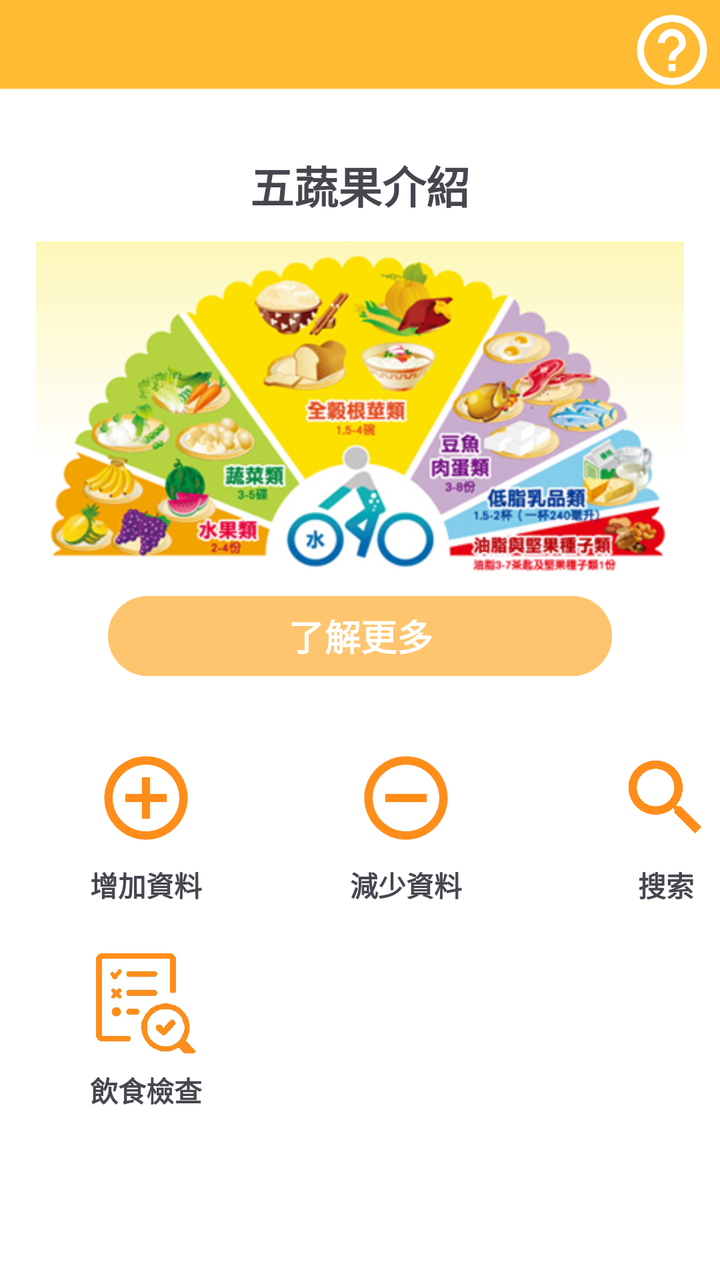
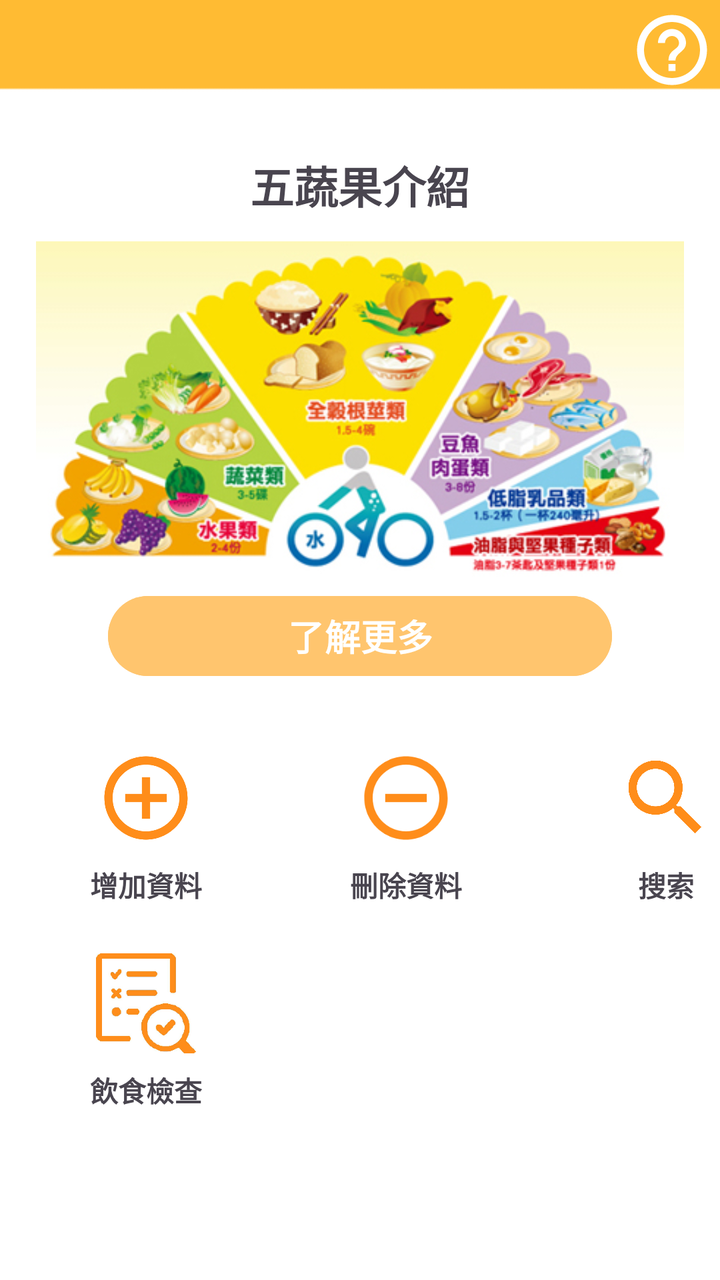

The first picture is an Android layout as it rendered before a commit; the second is the same layout after the commit. The layout source and the unified diff follow.
<!-- AndroidManifest.xml: application theme Theme.DEMO -->
<!-- res/layout/fragment_home.xml -->
<?xml version="1.0" encoding="utf-8"?>
<LinearLayout xmlns:android="http://schemas.android.com/apk/res/android"
    xmlns:app="http://schemas.android.com/apk/res-auto"
    xmlns:tools="http://schemas.android.com/tools"
    android:layout_width="match_parent"
    android:layout_height="match_parent"
    android:background="@drawable/img_3"
    android:orientation="vertical"
    tools:context=".FragmentHome">

    


    <androidx.constraintlayout.widget.ConstraintLayout
        android:layout_width="match_parent"
        android:layout_height="70dp">

        <ImageView
            android:id="@+id/help"
            android:layout_width="42dp"
            android:layout_height="44dp"
            android:layout_marginTop="3dp"
            android:src="@drawable/help"
            app:layout_constraintEnd_toEndOf="parent"
            app:layout_constraintHorizontal_bias="0.991"
            app:layout_constraintStart_toStartOf="parent"
            app:layout_constraintTop_toTopOf="parent" />
    </androidx.constraintlayout.widget.ConstraintLayout>

    <TextView
        android:id="@+id/textView2"
        android:layout_width="match_parent"
        android:layout_height="45dp"
        android:gravity="center"
        android:text="五蔬果介紹"
        android:textSize="22dp"
        android:textStyle="bold" />

    <ImageView
        android:id="@+id/imageView"
        android:layout_width="324dp"
        android:layout_height="179dp"
        android:layout_gravity="center"
        android:src="@drawable/flout" />

    <Button
        android:id="@+id/button"
        android:layout_width="252dp"
        android:layout_height="wrap_content"
        android:layout_gravity="center"
        android:backgroundTint="#FFC56E"
        android:text="了解更多"
        android:textSize="18dp"
        android:textStyle="bold" />

    <androidx.constraintlayout.widget.ConstraintLayout
        android:layout_width="match_parent"
        android:layout_height="match_parent">

        <TextView
            android:id="@+id/textView3"
            android:layout_width="wrap_content"
            android:layout_height="wrap_content"
            android:layout_marginTop="8dp"
            android:text="增加資料"
            android:textStyle="bold"
            app:layout_constraintEnd_toEndOf="@+id/add"
            app:layout_constraintStart_toStartOf="@+id/add"
            app:layout_constraintTop_toBottomOf="@+id/add" />

        <ImageView
            android:id="@+id/remove"
            android:layout_width="50dp"
            android:layout_height="50dp"
            android:layout_marginStart="80dp"
            android:src="@drawable/remove_circle"
            app:layout_constraintStart_toEndOf="@+id/add"
            app:layout_constraintTop_toTopOf="@+id/add" />

        <ImageView
            android:id="@+id/add"
            android:layout_width="50dp"
            android:layout_height="50dp"
            android:layout_marginStart="48dp"
            android:layout_marginTop="32dp"
            android:src="@drawable/add_circle"
            app:layout_constraintStart_toStartOf="parent"
            app:layout_constraintTop_toTopOf="parent" />

        <TextView
            android:id="@+id/textView4"
            android:layout_width="wrap_content"
            android:layout_height="wrap_content"
            android:layout_marginTop="8dp"
            android:text="減少資料"
            android:textStyle="bold"
            app:layout_constraintEnd_toEndOf="@+id/remove"
            app:layout_constraintStart_toStartOf="@+id/remove"
            app:layout_constraintTop_toBottomOf="@+id/remove" />

        <ImageView
            android:id="@+id/search"
            android:layout_width="50dp"
            android:layout_height="50dp"
            android:layout_marginStart="80dp"
            android:src="@drawable/baseline_search_24"
            app:layout_constraintStart_toEndOf="@+id/remove"
            app:layout_constraintTop_toTopOf="@+id/remove" />

        <TextView
            android:id="@+id/textView7"
            android:layout_width="wrap_content"
            android:layout_height="wrap_content"
            android:layout_marginTop="8dp"
            android:text="搜索"
            android:textStyle="bold"
            app:layout_constraintEnd_toEndOf="@+id/search"
            app:layout_constraintStart_toStartOf="@+id/search"
            app:layout_constraintTop_toBottomOf="@+id/search" />

        <ImageView
            android:id="@+id/inspection"
            android:layout_width="50dp"
            android:layout_height="50dp"
            android:layout_marginTop="24dp"
            android:src="@drawable/img02"
            app:layout_constraintEnd_toEndOf="@+id/textView3"
            app:layout_constraintStart_toStartOf="@+id/textView3"
            app:layout_constraintTop_toBottomOf="@+id/textView3" />

        <TextView
            android:id="@+id/textView8"
            android:layout_width="wrap_content"
            android:layout_height="wrap_content"
            android:layout_marginTop="8dp"
            android:text="飲食檢查"
            android:textStyle="bold"
            app:layout_constraintEnd_toEndOf="@+id/textView3"
            app:layout_constraintHorizontal_bias="1.0"
            app:layout_constraintStart_toStartOf="@+id/inspection"
            app:layout_constraintTop_toBottomOf="@+id/inspection" />
    </androidx.constraintlayout.widget.ConstraintLayout>


</LinearLayout>
<!-- resources referenced by this layout -->
<resources>
  <!-- drawable add_circle (drawable) -->
  <vector android:height="24dp" android:tint="#FF8D1A"
      android:viewportHeight="24" android:viewportWidth="24"
      android:width="24dp" xmlns:android="http://schemas.android.com/apk/res/android">
      <path android:fillColor="@android:color/white" android:pathData="M13,7h-2v4L7,11v2h4v4h2v-4h4v-2h-4L13,7zM12,2C6.48,2 2,6.48 2,12s4.48,10 10,10 10,-4.48 10,-10S17.52,2 12,2zM12,20c-4.41,0 -8,-3.59 -8,-8s3.59,-8 8,-8 8,3.59 8,8 -3.59,8 -8,8z"/>
  </vector>
  <!-- drawable baseline_search_24 (drawable) -->
  <vector android:height="24dp" android:tint="#FF8D1A"
      android:viewportHeight="24" android:viewportWidth="24"
      android:width="24dp" xmlns:android="http://schemas.android.com/apk/res/android">
      <path android:fillColor="@android:color/white" android:pathData="M15.5,14h-0.79l-0.28,-0.27C15.41,12.59 16,11.11 16,9.5 16,5.91 13.09,3 9.5,3S3,5.91 3,9.5 5.91,16 9.5,16c1.61,0 3.09,-0.59 4.23,-1.57l0.27,0.28v0.79l5,4.99L20.49,19l-4.99,-5zM9.5,14C7.01,14 5,11.99 5,9.5S7.01,5 9.5,5 14,7.01 14,9.5 11.99,14 9.5,14z"/>
  </vector>
  <!-- drawable flout: png bitmap (drawable, 171218 bytes) -->
  <!-- drawable help (drawable) -->
  <vector android:autoMirrored="true" android:height="24dp"
      android:tint="#FFFFFF" android:viewportHeight="24"
      android:viewportWidth="24" android:width="24dp" xmlns:android="http://schemas.android.com/apk/res/android">
      <path android:fillColor="@android:color/white" android:pathData="M11,18h2v-2h-2v2zM12,2C6.48,2 2,6.48 2,12s4.48,10 10,10 10,-4.48 10,-10S17.52,2 12,2zM12,20c-4.41,0 -8,-3.59 -8,-8s3.59,-8 8,-8 8,3.59 8,8 -3.59,8 -8,8zM12,6c-2.21,0 -4,1.79 -4,4h2c0,-1.1 0.9,-2 2,-2s2,0.9 2,2c0,2 -3,1.75 -3,5h2c0,-2.25 3,-2.5 3,-5 0,-2.21 -1.79,-4 -4,-4z"/>
  </vector>
  <!-- drawable img02: png bitmap (drawable, 102193 bytes) -->
  <!-- drawable img_3: png bitmap (drawable, 2198 bytes) -->
  <!-- drawable remove_circle (drawable) -->
  <vector android:height="24dp" android:tint="#FF8D1A"
      android:viewportHeight="24" android:viewportWidth="24"
      android:width="24dp" xmlns:android="http://schemas.android.com/apk/res/android">
      <path android:fillColor="@android:color/white" android:pathData="M7,11v2h10v-2L7,11zM12,2C6.48,2 2,6.48 2,12s4.48,10 10,10 10,-4.48 10,-10S17.52,2 12,2zM12,20c-4.41,0 -8,-3.59 -8,-8s3.59,-8 8,-8 8,3.59 8,8 -3.59,8 -8,8z"/>
  </vector>
  <style name="Theme.DEMO" parent="Base.Theme.DEMO" />
  <style name="Base.Theme.DEMO" parent="Theme.Material3.DayNight.NoActionBar">
          
          
      </style>
</resources>

<!-- the commit's change to res/layout/fragment_home.xml (unified diff, before → after) -->
@@ -92,7 +92,7 @@
             android:layout_width="wrap_content"
             android:layout_height="wrap_content"
             android:layout_marginTop="8dp"
-            android:text="減少資料"
+            android:text="刪除資料"
             android:textStyle="bold"
             app:layout_constraintEnd_toEndOf="@+id/remove"
             app:layout_constraintStart_toStartOf="@+id/remove"
